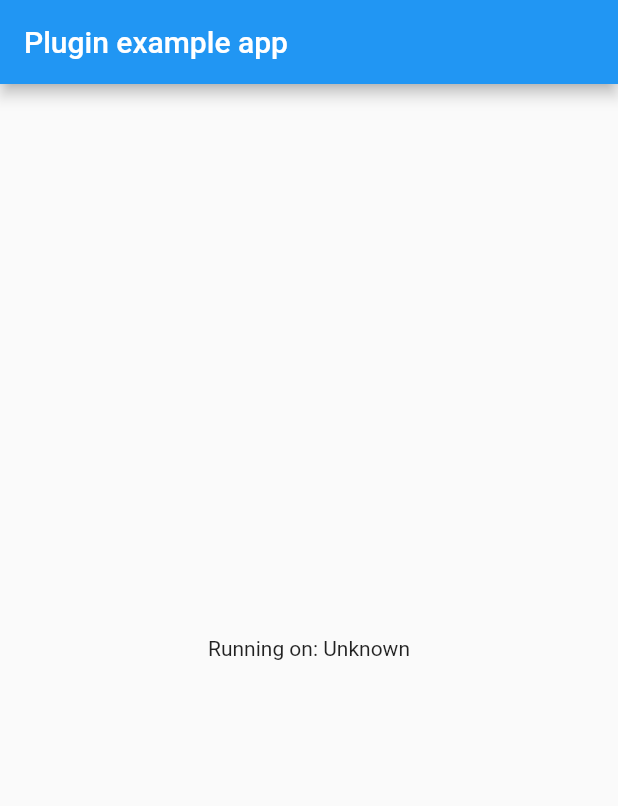
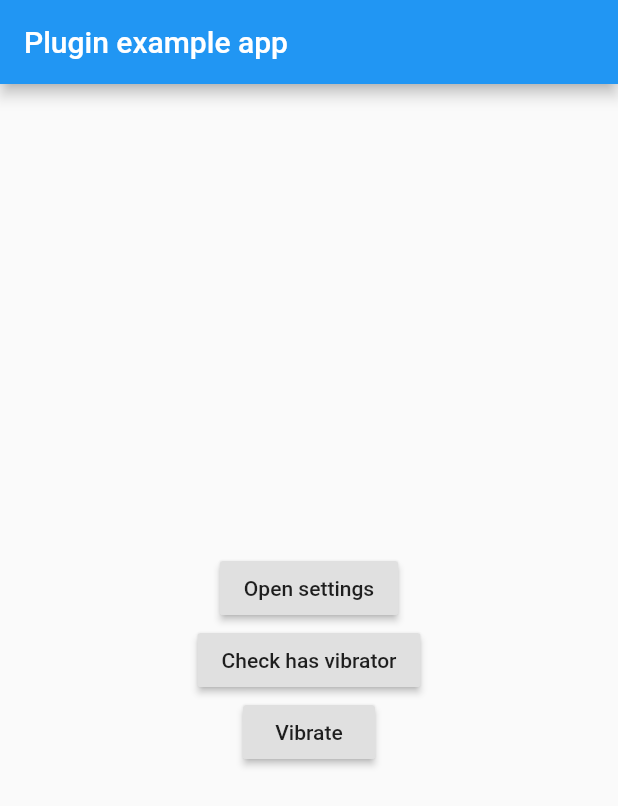
Before and after one commit to Moseco/flutter_athlete_app_support, a Flutter app: the screen it shows after launch, on a phone screen of 412 x 824 dp. Shown: the top 806 px of the screen. Run offline on Flutter 3.47's test engine with Material 2 defaults, Android fonts, the phone set to English and light mode, and no system bars.

Commit message:
Implemented opening settings on iOS and vibration

```diff
--- a/example/lib/main.dart
+++ b/example/lib/main.dart
@@ -1,7 +1,4 @@
 import 'package:flutter/material.dart';
-import 'dart:async';
-
-import 'package:flutter/services.dart';
 import 'package:flutter_athlete_app_support/flutter_athlete_app_support.dart';
 
 void main() {
@@ -14,34 +11,6 @@ class MyApp extends StatefulWidget {
 }
 
 class _MyAppState extends State<MyApp> {
-  String _platformVersion = 'Unknown';
-
-  @override
-  void initState() {
-    super.initState();
-    initPlatformState();
-  }
-
-  // Platform messages are asynchronous, so we initialize in an async method.
-  Future<void> initPlatformState() async {
-    String platformVersion;
-    // Platform messages may fail, so we use a try/catch PlatformException.
-    try {
-      platformVersion = await FlutterAthleteAppSupport.platformVersion;
-    } on PlatformException {
-      platformVersion = 'Failed to get platform version.';
-    }
-
-    // If the widget was removed from the tree while the asynchronous platform
-    // message was in flight, we want to discard the reply rather than calling
-    // setState to update our non-existent appearance.
-    if (!mounted) return;
-
-    setState(() {
-      _platformVersion = platformVersion;
-    });
-  }
-
   @override
   Widget build(BuildContext context) {
     return MaterialApp(
@@ -50,7 +19,26 @@ class _MyAppState extends State<MyApp> {
           title: const Text('Plugin example app'),
         ),
         body: Center(
-          child: Text('Running on: $_platformVersion\n'),
+          child: Column(
+            mainAxisAlignment: MainAxisAlignment.center,
+            children: <Widget>[
+              RaisedButton(
+                child: Text("Open settings"),
+                onPressed: () => FlutterAthleteAppSupport.openSettings(),
+              ),
+              RaisedButton(
+                child: Text("Check has vibrator"),
+                onPressed: () async => print(
+                    (await FlutterAthleteAppSupport.hasVibrator())
+                        ? "Has vibrator"
+                        : "Does not have vibrator"),
+              ),
+              RaisedButton(
+                child: Text("Vibrate"),
+                onPressed: () => FlutterAthleteAppSupport.vibrate(),
+              ),
+            ],
+          ),
         ),
       ),
     );
--- a/lib/flutter_athlete_app_support.dart
+++ b/lib/flutter_athlete_app_support.dart
@@ -6,8 +6,11 @@ class FlutterAthleteAppSupport {
   static const MethodChannel _channel =
       const MethodChannel('flutter_athlete_app_support');
 
-  static Future<String> get platformVersion async {
-    final String version = await _channel.invokeMethod('getPlatformVersion');
-    return version;
+  static openSettings() async {
+    await _channel.invokeMethod("openSettings");
   }
+
+  static Future<bool> hasVibrator() => _channel.invokeMethod("hasVibrator");
+
+  static Future<void> vibrate() => _channel.invokeMethod("vibrate");
 }
```
Also changed, not shown: 7 other files.
